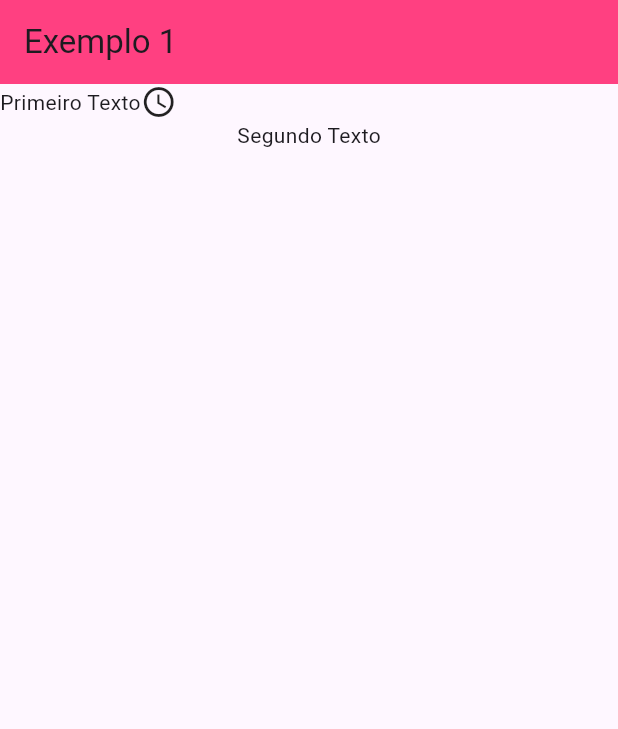
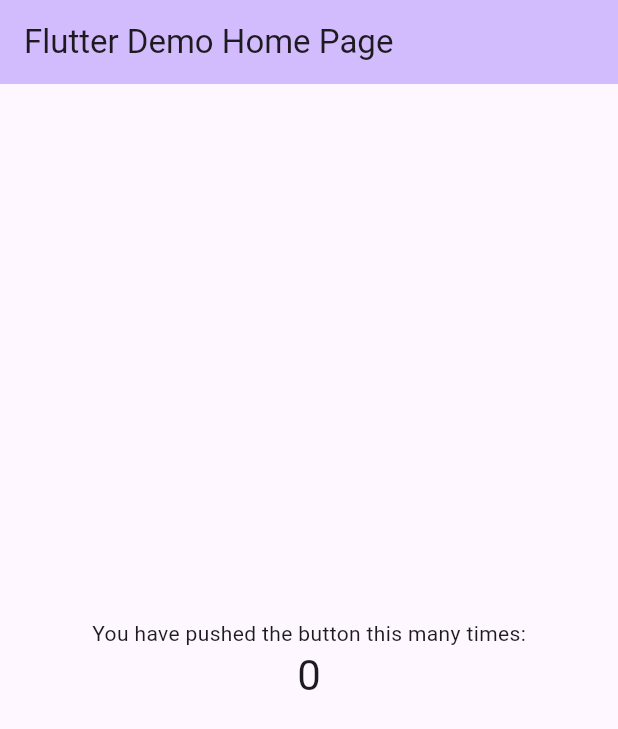
Before and after one commit to LuisAbrantes/MobileDevClasses, a Flutter app: the screen it shows after launch, on a phone screen of 412 x 824 dp. Shown: the top 729 px of the screen. Run offline on Flutter 3.47's test engine with Material 3 defaults, Android fonts, the phone set to English and light mode, and no system bars.

Commit message:
Refactor main application structure and enhance UI with theme support

```diff
--- a/class1/lib/main.dart
+++ b/class1/lib/main.dart
@@ -1,22 +1,168 @@
+import 'dart:math';
+
 import 'package:flutter/material.dart';
 
-void main() => runApp(
-  MaterialApp(
-    home: Scaffold(
+void main() {
+  runApp(const MyApp());
+}
+
+class MyApp extends StatelessWidget {
+  const MyApp({super.key});
+
+  // This widget is the root of your application.
+  @override
+  Widget build(BuildContext context) {
+    return MaterialApp(
+      title: 'Flutter Demo',
+      theme: ThemeData(
+        // This is the theme of your application.
+        //
+        // TRY THIS: Try running your application with "flutter run". You'll see
+        // the application has a purple toolbar. Then, without quitting the app,
+        // try changing the seedColor in the colorScheme below to Colors.green
+        // and then invoke "hot reload" (save your changes or press the "hot
+        // reload" button in a Flutter-supported IDE, or press "r" if you used
+        // the command line to start the app).
+        //
+        // Notice that the counter didn't reset back to zero; the application
+        // state is not lost during the reload. To reset the state, use hot
+        // restart instead.
+        //
+        // This works for code too, not just values: Most code changes can be
+        // tested with just a hot reload.
+        colorScheme: ColorScheme.fromSeed(seedColor: Colors.deepPurple),
+      ),
+      home: const MyHomePage(title: 'Flutter Demo Home Page'),
+    );
+  }
+}
+
+class MyHomePage extends StatefulWidget {
+  const MyHomePage({super.key, required this.title});
+
+  // This widget is the home page of your application. It is stateful, meaning
+  // that it has a State object (defined below) that contains fields that affect
+  // how it looks.
+
+  // This class is the configuration for the state. It holds the values (in this
+  // case the title) provided by the parent (in this case the App widget) and
+  // used by the build method of the State. Fields in a Widget subclass are
+  // always marked "final".
+
+  final String title;
+
+  @override
+  State<MyHomePage> createState() => _MyHomePageState();
+}
+
+class _MyHomePageState extends State<MyHomePage> {
+  int _counter = 0;
+
+  List<String> foods = [
+    "Pasta",
+    "Pizza",
+    "Burger",
+    "Salad",
+    "Sushi",
+    "Tacos",
+    "Steak",
+    "Churrasco",
+    "Samosa",
+    "Dumplings",
+    "Philly Steak",
+    "Poutine",
+    "Biryani",
+    "Paella",
+    "Ramen",
+    "Tandoori Chicken",
+    "Falafel",
+    "Kebab",
+    "Ceviche",
+    "Chili",
+    "Goulash",
+    "Jambalaya",
+    "Kimchi",
+    "Moussaka",
+    "Peking Duck",
+    "Ratatouille",
+    "Risotto",
+    "Schnitzel",
+    "Shakshuka",
+    "T-Bone Steak",
+  ];
+
+  List<MaterialColor> colors = [
+    Colors.red,
+    Colors.pink,
+    Colors.purple,
+    Colors.deepPurple,
+    Colors.indigo,
+    Colors.blue,
+    Colors.lightBlue,
+    Colors.cyan,
+    Colors.teal,
+    Colors.green,
+    Colors.lime,
+    Colors.amber,
+    Colors.orange,
+    Colors.brown,
+  ];
+
+  String randomText = '';
+  MaterialColor randomCore = Colors.orange;
+
+  void updateScreen() {
+    setState(() {
+      randomText = foods[new Random().nextInt(foods.length)];
+      randomCore = colors[new Random().nextInt(colors.length)];
+    });
+  }
+
+  // void _incrementCounter() {
+  //   setState(() {
+  //     randomText=
+  //     if (_counter<foods.length){
+  //       food = foods[_counter];
+  //       _counter++;
+  //     } else{
+  //       _counter = 0;
+
+  //     }
+
+  //   });
+  // }
+
+  @override
+  Widget build(BuildContext context) {
+    return Scaffold(
       appBar: AppBar(
-        title: Text('Exemplo 1'),
-        backgroundColor: Colors.pinkAccent,
-      ), // AppBar
-      body: Container(
+        backgroundColor: Theme.of(context).colorScheme.inversePrimary,
+        title: Text(widget.title),
+      ),
+      body: Center(
+        // Center is a layout widget. It takes a single child and positions it
+        // in the middle of the parent.
         child: Column(
-          children: [
-            Row(
-              children: [new Text("Primeiro Texto"), Icon(Icons.access_time)],
-            ), // Row
-            new Text("Segundo Texto"),
+          // Column is also a layout widget. It takes a list of children and
+          // arranges them vertically. By default, it sizes itself to fit its
+          // children horizontally, and tries to be as tall as its parent.
+          //
+          // Column has various properties to control how it sizes itself and
+          // how it positions its children. Here we use mainAxisAlignment to
+          // This trailing comma makes auto-formatting nicer for build methods.
+          // action in the IDE, or press "p" in the console), to see the
+          // wireframe for each widget.
+          mainAxisAlignment: MainAxisAlignment.center,
+          children: <Widget>[
+            const Text('You have pushed the button this many times:'),
+            Text(
+              '$_counter',
+              style: Theme.of(context).textTheme.headlineMedium,
+            ),
           ],
-        ), // Column
-      ), // Container
-    ), // Scaffold
-  ), // MaterialApp
-);
+        ),
+      ),
+      // This trailing comma makes auto-formatting nicer for build methods.
+    );
+  }
+}
```
